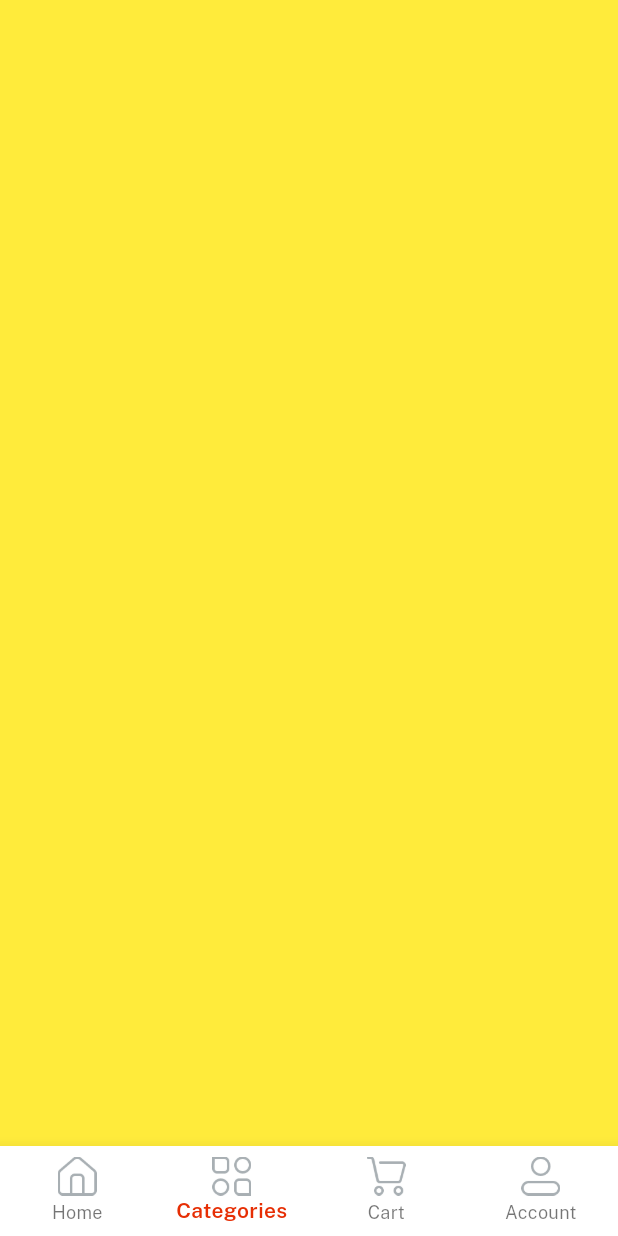
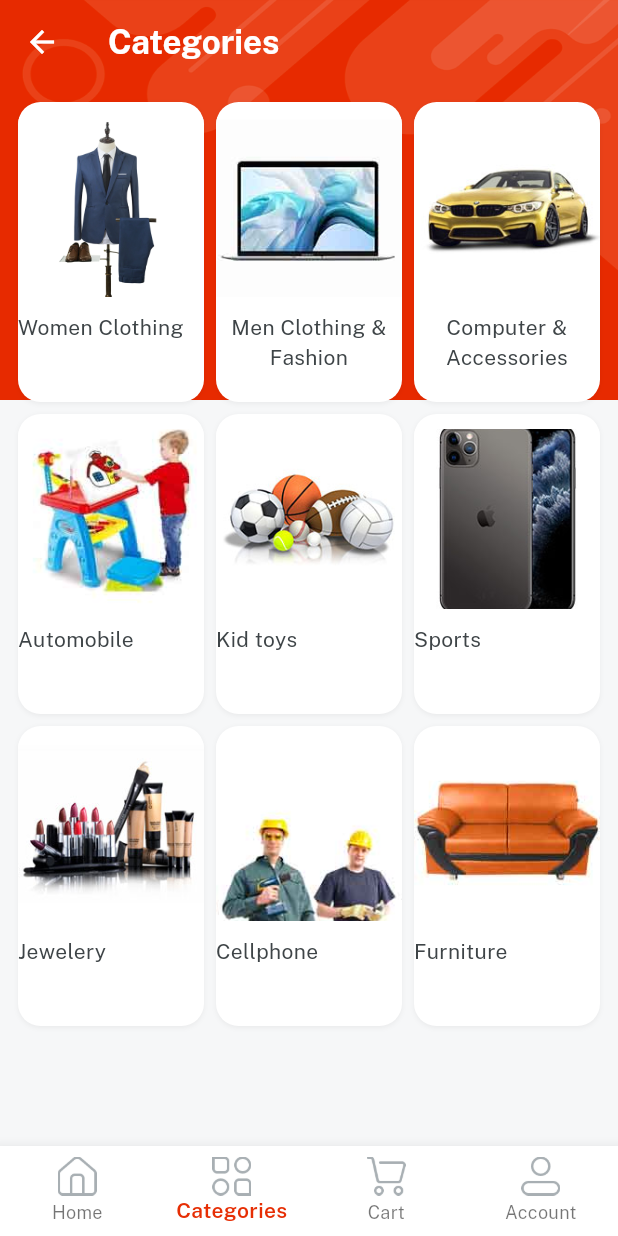
Before and after one commit to TejasD36/emartapp, a Flutter app: the NavigatorScreen screen opened directly, item 2 of the bottom bar chosen, on a phone screen of 412 x 824 dp. Run offline on Flutter 3.47's test engine with Material 3 defaults, Android fonts, the phone set to English and light mode, and no system bars; our stand-ins replace get, velocity_x.

Commit message:
Category Screen UI done

```diff
--- a/lib/consts/lists.dart
+++ b/lib/consts/lists.dart
@@ -45,3 +45,27 @@
   mobilePhone,
   tShirts,
 ];
+
+const categoriesList = [
+  womenClothing,
+  menClothingFashion,
+  compAccess,
+  automobile,
+  kidtoys,
+  sports,
+  jewelery,
+  cellphone,
+  furniture,
+];
+
+const categoriesImg = [
+  imgFc1,
+  imgFc2,
+  imgFc3,
+  imgFc4,
+  imgFc5,
+  imgFc6,
+  imgFc7,
+  imgFc8,
+  imgFc9,
+];
--- a/lib/consts/strings.dart
+++ b/lib/consts/strings.dart
@@ -1,10 +1,15 @@
+//Splash Screen
 const appName = "eMart";
 const appVersion = "Version 1.0.0";
 const credits = "Sp Academy";
+
+//Login Screen
 const email = "Email";
 const emailHint = "xyz@gmail.com";
 const password = "Password";
 const passwordHint = "********";
+
+//SignUp Screen
 const rePassword = "Retype Password";
 const name = "Name";
 const nameHint = "Ryan Reynolds";
@@ -16,6 +21,8 @@
 const alreadyHaveAccount = "Already have an Account? ";
 const privacyPolicy = "Privacy Policy";
 const termsAndCondition = "Terms and Conditions";
+
+//Home Screen
 const home = "Home";
 const categories = "Categories";
 const cart = "Cart";
@@ -34,3 +41,14 @@
 const tShirts = "TShirts";
 const girlsDress = "Girls Dress";
 const featuredProducts = "Featured Products";
+
+//Category Screen
+const womenClothing = "Women Clothing";
+const menClothingFashion = "Men Clothing & Fashion";
+const compAccess = "Computer & Accessories";
+const automobile = "Automobile";
+const kidtoys = "Kid toys";
+const sports = "Sports";
+const jewelery = "Jewelery";
+const cellphone = "Cellphone";
+const furniture = "Furniture";
--- a/lib/main.dart
+++ b/lib/main.dart
@@ -18,7 +18,9 @@
       debugShowCheckedModeBanner: false,
       theme: ThemeData(
         scaffoldBackgroundColor: Colors.transparent,
-        appBarTheme: const AppBarTheme(backgroundColor: Colors.transparent),
+        appBarTheme: const AppBarTheme(
+            backgroundColor: Colors.transparent
+        ),
         colorScheme: ColorScheme.fromSeed(seedColor: Colors.deepPurple),
         useMaterial3: true,
         fontFamily: regular
--- a/lib/views/category/category_screen.dart
+++ b/lib/views/category/category_screen.dart
@@ -1,4 +1,10 @@
+import 'package:emartapp/consts/consts.dart';
+import 'package:emartapp/consts/lists.dart';
+import 'package:emartapp/views/category/category_details.dart';
+import 'package:emartapp/widgets/bg_widget.dart';
 import 'package:flutter/material.dart';
+import 'package:get/get.dart';
+import 'package:get/get_core/src/get_main.dart';
 
 class CategoryScreen extends StatefulWidget {
   const CategoryScreen({super.key});
@@ -10,8 +16,48 @@
 class _CategoryScreenState extends State<CategoryScreen> {
   @override
   Widget build(BuildContext context) {
-    return Container(
-      color: Colors.yellow,
+    return bgWidget(
+        child: Scaffold(
+          appBar: AppBar(
+            iconTheme: const IconThemeData(
+              color: whiteColor, // Set the desired color here
+            ),
+            title: categories.text.fontFamily(bold).white.make(),
+          ),
+          body: Container(
+            padding: const EdgeInsets.all(12),
+            child: GridView.builder(
+              shrinkWrap: true,
+              itemCount: 9,
+              gridDelegate: const SliverGridDelegateWithFixedCrossAxisCount(
+                crossAxisCount: 3,
+                mainAxisSpacing: 8,
+                crossAxisSpacing: 8,
+                mainAxisExtent: 200,
+              ),
+              itemBuilder: (context, index){
+                return Column(
+                  crossAxisAlignment: CrossAxisAlignment.start,
+                  children:
+                  [
+                    10.heightBox,
+                    Image.asset(
+                      categoriesImg[index] ,
+                      height: 120,
+                      width: 200,
+                      fit: BoxFit.cover,
+                    ),
+                    10.heightBox,
+                    categoriesList[index].text.color(darkFontGrey).align(TextAlign.center).make(),
+                    10.heightBox,
+                  ],
+                ).box.white.clip(Clip.antiAlias).rounded.outerShadowSm.make().onTap((){
+                  Get.to(()=> CategoryDetails(title: categoriesList[index]));
+                });
+              }
+            ),
+          ),
+        ),
     );
   }
 }
--- a/lib/views/home/home_screen.dart
+++ b/lib/views/home/home_screen.dart
@@ -265,7 +265,7 @@
                             "Price".text.fontFamily(bold).color(redColor).size(16).make(),
                             10.heightBox,
                           ],
-                        ).box.white.margin(const EdgeInsets.symmetric(horizontal: 8)).roundedSM.padding(const EdgeInsets.all(12)).make();
+                        ).box.white.margin(const EdgeInsets.symmetric(horizontal: 4)).roundedSM.padding(const EdgeInsets.all(12)).make();
                       }
                     ),
                   ],
```
Also changed, not shown: lib/views/category/category_details.dart (added, +62 -0 lines).
